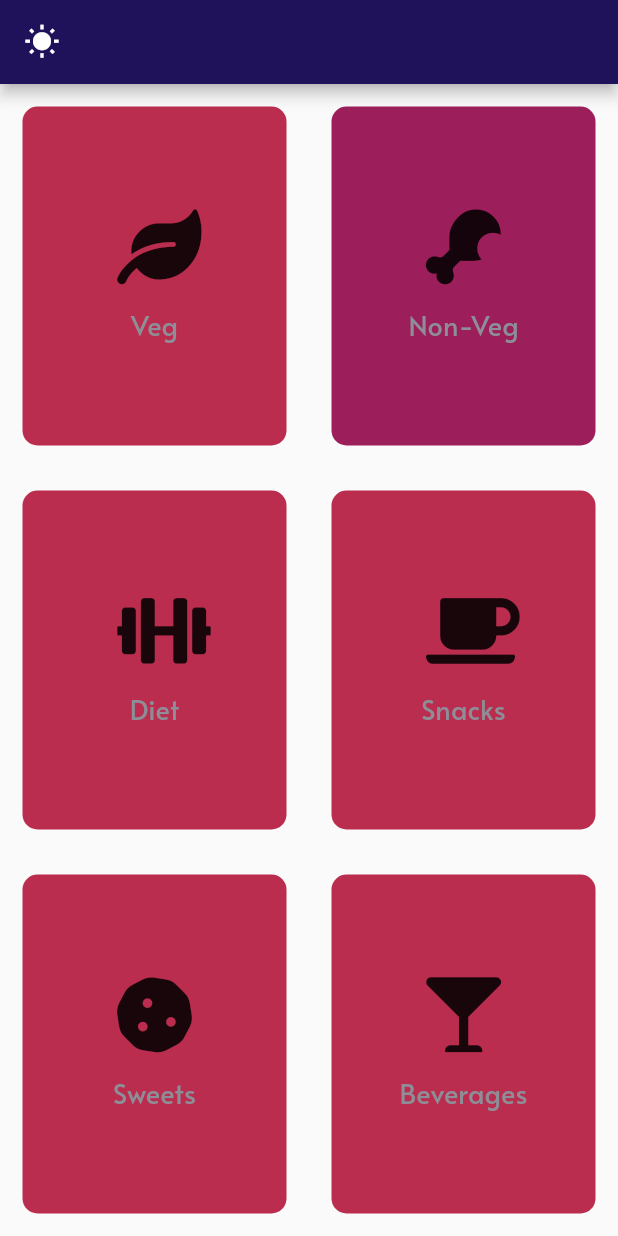
After one commit to szepetry/foodenie, a Flutter app: the FirstPage screen opened directly, after a tap on "Non-Veg", on a phone screen of 412 x 824 dp. The commit adds this screen. Run offline on Flutter 3.47's test engine with Material 2 defaults, Android fonts, the phone set to English and light mode, and no system bars; our stand-ins replace cloud_firestore, firebase_auth, firebase_core, flutter_spinkit, font_awesome_flutter, geolocator and 1 more; accounts and stored records are empty; statements that could not run were skipped.

Commit message:
personalised choice page done

```diff
--- /dev/null
+++ b/lib/pages/firstpage.dart
@@ -0,0 +1,229 @@
+import 'package:flutter/material.dart';
+import 'package:foodenie/utilities/constants.dart';
+import 'package:foodenie/utilities/reusableCard.dart';
+import 'package:foodenie/utilities/selectedCard.dart';
+import 'package:font_awesome_flutter/font_awesome_flutter.dart';
+
+//enum for all the customization options.
+enum Options { veg, nonVeg, diet, snacks, sweets,beverages}
+
+class FirstPage extends StatefulWidget {
+  final weatherLocation;
+  FirstPage({this.weatherLocation});
+  @override
+  _FirstPageState createState() => _FirstPageState();
+}
+
+class _FirstPageState extends State<FirstPage> {
+  int temperature;
+  String weatherDescription;
+  String cityName;
+
+  @override
+  void initState() {
+    super.initState();
+    updateUi(widget.weatherLocation);
+  }
+
+  void updateUi(dynamic weatherData) {
+    var temp = weatherData['main']['temp'];
+    temperature = temp.toInt();
+    weatherDescription = weatherData['weather'][0]['description'];
+    cityName = weatherData['name'];
+    print(temperature);
+  }
+
+  _showMaterialDialog() {
+    showDialog(
+        context: context,
+        builder: (_) => AlertDialog(
+              title: Text("Weather Details"),
+              content: SizedBox(
+                height: 100,
+                child: Column(
+                  crossAxisAlignment: CrossAxisAlignment.stretch,
+                  children: [
+                    WeatherDetailsText(
+                      item: "$temperature°C",
+                      heading: "Temp: ",
+                    ),
+                    WeatherDetailsText(
+                      item: weatherDescription,
+                      heading: "Condition: ",
+                    ),
+                    WeatherDetailsText(
+                      item: cityName,
+                      heading: "City Name: ",
+                    )
+                  ],
+                ),
+              ),
+              actions: <Widget>[
+                TextButton(
+                  child: Text('Ok'),
+                  onPressed: () {
+                    Navigator.of(context).pop();
+                  },
+                )
+              ],
+            ));
+  }
+
+  var nonVegColour = inactiveColor;
+  var vegColour = inactiveColor;
+  var otherColour = inactiveColor;
+  var dietColour = inactiveColor;
+  int weight = 60;
+  int age = 19;
+
+//for selecting either one option(either veg or non-veg)
+  void colorDec(Options typeOfMeal) {
+    typeOfMeal == Options.veg
+        ? vegColour = colourOfCard
+        : vegColour = inactiveColor;
+    typeOfMeal == Options.nonVeg
+        ? nonVegColour = colourOfCard
+        : nonVegColour = inactiveColor;
+    if (typeOfMeal == Options.diet) {
+      dietColour == colourOfCard
+          ? dietColour = inactiveColor
+          : dietColour = colourOfCard;
+    }
+  }
+
+  @override
+  Widget build(BuildContext context) {
+    return Scaffold(
+      appBar: AppBar(
+        backgroundColor: Color(0XFF1F125A),
+        leading: GestureDetector(
+          child: Icon(Icons.wb_sunny),
+          onTap: _showMaterialDialog,
+        ),
+      ),
+      body: Column(
+        crossAxisAlignment: CrossAxisAlignment.stretch,
+        children: <Widget>[
+          Expanded(
+            child: Row(
+              children: <Widget>[
+                Expanded(
+                  child: ReusableCard(
+                    onPress: () {
+                      setState(() {
+                        colorDec(Options.veg);
+                      });
+                    },
+                    colour: Color(vegColour),
+                    cardChild: GenderCard(
+                      gender: 'Veg',
+                      label: FontAwesomeIcons.leaf,
+                    ),
+                  ),
+                ),
+                Expanded(
+                  child: ReusableCard(
+                    onPress: () {
+                      setState(() {
+                        colorDec(Options.nonVeg);
+                      });
+                    },
+                    colour: Color(nonVegColour),
+                    cardChild: GenderCard(
+                      gender: 'Non-Veg',
+                      label: FontAwesomeIcons.drumstickBite,
+                    ),
+                  ),
+                ),
+              ],
+            ),
+          ),
+          Expanded(
+            child: Row(
+              children: <Widget>[
+                Expanded(
+                  child: ReusableCard(
+                    onPress: () {
+                      setState(() {
+                        colorDec(Options.diet);
+                      });
+                    },
+                    colour: Color(dietColour),
+                    cardChild: GenderCard(
+                      gender: 'Diet',
+                      label: FontAwesomeIcons.dumbbell,
+                    ),
+                  ),
+                ),
+                Expanded(
+                  child: ReusableCard(
+                    onPress: () {
+                      setState(() {
+                        colorDec(Options.snacks);
+                      });
+                    },
+                    colour: Color(otherColour),
+                    cardChild: GenderCard(
+                      gender: 'Snacks',
+                      label: FontAwesomeIcons.coffee,
+                    ),
+                  ),
+                ),
+              ],
+            ),
+          ),
+           Expanded(
+            child: Row(
+              children: <Widget>[
+                Expanded(
+                  child: ReusableCard(
+                    onPress: () {
+                      setState(() {
+                        colorDec(Options.sweets);
+                      });
+                    },
+                    colour: Color(otherColour),
+                    cardChild: GenderCard(
+                      gender: 'Sweets',
+                      label: FontAwesomeIcons.cookie,
+                    ),
+                  ),
+                ),
+                Expanded(
+                  child: ReusableCard(
+                    onPress: () {
+                      setState(() {
+                        colorDec(Options.beverages);
+                      });
+                    },
+                    colour: Color(otherColour),
+                    cardChild: GenderCard(
+                      gender: 'Beverages',
+                      label: FontAwesomeIcons.glassMartini,
+                    ),
+                  ),
+                ),
+              ],
+            ),
+          ),
+        ],
+      ),
+    );
+  }
+}
+
+class WeatherDetailsText extends StatelessWidget {
+  final heading;
+  final item;
+  WeatherDetailsText({@required this.item, @required this.heading});
+
+  @override
+  Widget build(BuildContext context) {
+    return Row(
+      children: [
+        Text(heading, style: kdialogueStyle),
+        Text(item, style: kdialogueConditionText),
+      ],
+    );
+  }
+}
--- /dev/null
+++ b/lib/utilities/constants.dart
@@ -0,0 +1,18 @@
+import 'package:flutter/material.dart';
+
+
+const kdialogueStyle = TextStyle(
+  fontSize: 20.0,
+);
+const colourOfCard = 0xFF9C1E5B;
+const inactiveColor = 0xFFBA2D4F;
+const kdialogueConditionText = TextStyle(
+  fontSize: 20.0,
+  color: Colors.orange,
+  fontWeight: FontWeight.w200
+);
+
+const labelTextStyle = TextStyle(
+            fontSize: 18.0,
+            color: Color(0xFF8D8E98),
+          );
--- /dev/null
+++ b/lib/utilities/reusableCard.dart
@@ -0,0 +1,25 @@
+import 'package:flutter/material.dart';
+
+class ReusableCard extends StatelessWidget {
+  final Color colour;
+  final Widget cardChild;
+  final Function onPress;
+  ReusableCard({@required this.colour, this.cardChild,this.onPress});
+
+  @override
+  Widget build(BuildContext context) {
+    return GestureDetector(
+      onTap: () {
+        onPress();
+      },
+          child: Container(
+        child: cardChild,
+        margin: EdgeInsets.all(15.0),
+        decoration: BoxDecoration(
+          color: colour,
+          borderRadius: BorderRadius.circular(10.0),
+        ),
+      ),
+    );
+  }
+}
--- /dev/null
+++ b/lib/utilities/selectedCard.dart
@@ -0,0 +1,26 @@
+import 'package:flutter/material.dart';
+import 'constants.dart';
+class GenderCard extends StatelessWidget {
+ final String gender;
+ final IconData label;
+ GenderCard({@required this.gender,@required this.label});
+  @override
+  Widget build(BuildContext context) {
+    return Column(
+      mainAxisAlignment: MainAxisAlignment.center,
+      children: <Widget>[
+        Icon(
+        label,
+          size: 50.0,
+        ),
+        SizedBox(
+          height: 15.0,
+        ),
+        Text(
+          gender,
+          style: labelTextStyle,
+        ),
+      ],
+    );
+  }
+}
--- /dev/null
+++ b/lib/weather/network.dart
@@ -0,0 +1,30 @@
+import 'package:http/http.dart' as http;
+import 'dart:convert' as convert;
+
+
+class Weather{
+  final String url;
+
+  Weather(this.url);
+
+
+Future getData() async {
+
+   http.Response response = await http.get(Uri.parse(
+
+      url));
+    if(response.statusCode == 200){
+     String data =  response.body;
+     var decodedData = convert.jsonDecode(data);
+
+     return decodedData;
+
+}
+
+else{
+      print(response.statusCode);
+    }
+
+}
+
+}
--- a/pubspec.yaml
+++ b/pubspec.yaml
@@ -35,6 +35,10 @@ dependencies:
   provider: ^5.0.0
   geolocator: ^7.0.1
   http: ^0.13.1
+
+  #for the progressive indicator:
+  flutter_spinkit: ^5.0.0
+  font_awesome_flutter: ^9.0.0
 
 dev_dependencies:
   flutter_test:
```
Also changed, not shown: lib/HomePage.dart (+13 -54 lines), lib/pages/loading.dart (added, +64 -0 lines), pubspec.lock.
